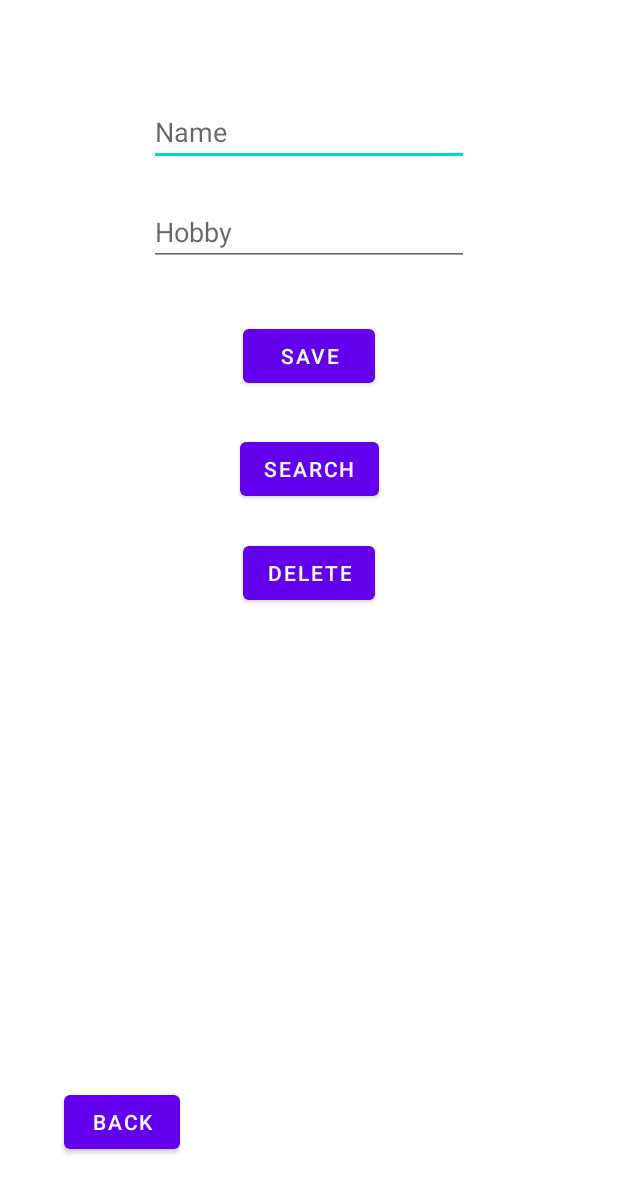
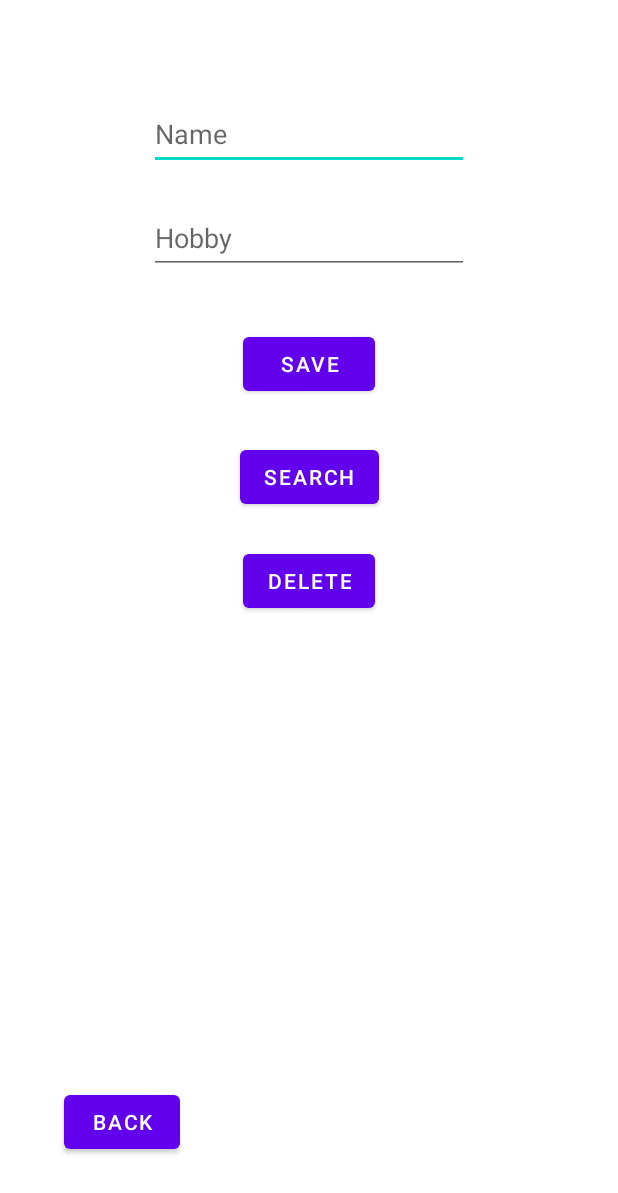
Before and after one commit to CristianCazares/AndroidStudio, an Android app: the layout activity_my_friends.xml on its own in the app's theme, with its tools: preview values and no code run, on a phone screen of 412 x 824 dp. Shown: the top 1193 px of the screen. Run offline under Robolectric (Android 15) with nearby library versions, the light colour scheme and no system bars.

Commit message:
feat(friends): added save, search, delete

```diff
--- a/Activity2/app/src/main/java/com/cristiancazares/activity2/MyHobbiesActivity.kt
+++ b/Activity2/app/src/main/java/com/cristiancazares/activity2/MyHobbiesActivity.kt
@@ -26,7 +26,7 @@ class MyHobbiesActivity : AppCompatActivity() {
 
     fun saveHobby(view: View?){
         db.saveHobby(inputHobby.text.toString())
-        Toast.makeText(this, "Saving data...", Toast.LENGTH_SHORT).show()
+        Toast.makeText(this, "Hobby saved.", Toast.LENGTH_SHORT).show()
         updateHobby()
     }
 
--- a/Activity2/app/src/main/res/layout/activity_my_friends.xml
+++ b/Activity2/app/src/main/res/layout/activity_my_friends.xml
@@ -26,6 +26,7 @@
         android:ems="10"
         android:hint="Name"
         android:inputType="textPersonName"
+        android:minHeight="48dp"
         app:layout_constraintEnd_toEndOf="parent"
         app:layout_constraintStart_toStartOf="parent"
         app:layout_constraintTop_toTopOf="parent" />
@@ -38,6 +39,7 @@
         android:ems="10"
         android:hint="Hobby"
         android:inputType="textPersonName"
+        android:minHeight="48dp"
         app:layout_constraintEnd_toEndOf="parent"
         app:layout_constraintStart_toStartOf="parent"
         app:layout_constraintTop_toBottomOf="@+id/inputFriendName" />
@@ -47,6 +49,7 @@
         android:layout_width="wrap_content"
         android:layout_height="wrap_content"
         android:layout_marginTop="36dp"
+        android:onClick="saveFriend"
         android:text="Save"
         app:layout_constraintEnd_toEndOf="parent"
         app:layout_constraintStart_toStartOf="parent"
@@ -57,6 +60,7 @@
         android:layout_width="wrap_content"
         android:layout_height="wrap_content"
         android:layout_marginTop="27dp"
+        android:onClick="searchFriend"
         android:text="Search"
         app:layout_constraintEnd_toEndOf="parent"
         app:layout_constraintStart_toStartOf="parent"
@@ -67,6 +71,7 @@
         android:layout_width="wrap_content"
         android:layout_height="wrap_content"
         android:layout_marginTop="21dp"
+        android:onClick="deleteFriend"
         android:text="Delete"
         app:layout_constraintEnd_toEndOf="parent"
         app:layout_constraintStart_toStartOf="parent"
```
Also changed, not shown: Activity2/app/src/main/java/com/cristiancazares/activity2/DBHelper.kt (+10 -0 lines), Activity2/app/src/main/java/com/cristiancazares/activity2/MyFriendsActivity.kt (+34 -0 lines).
